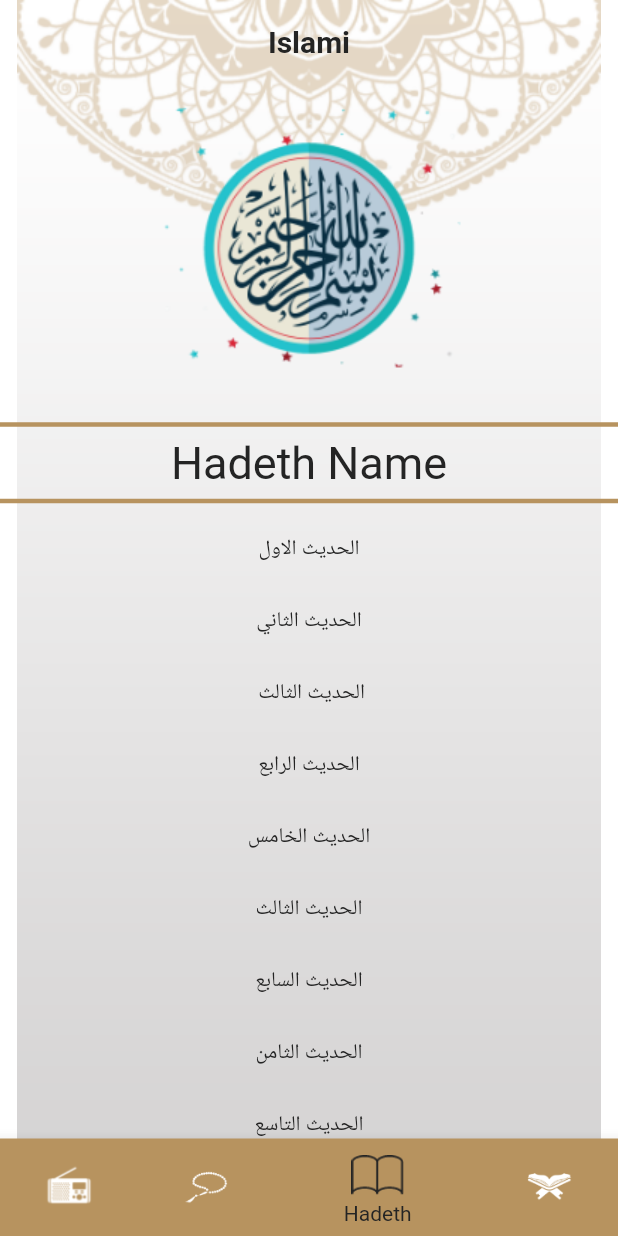
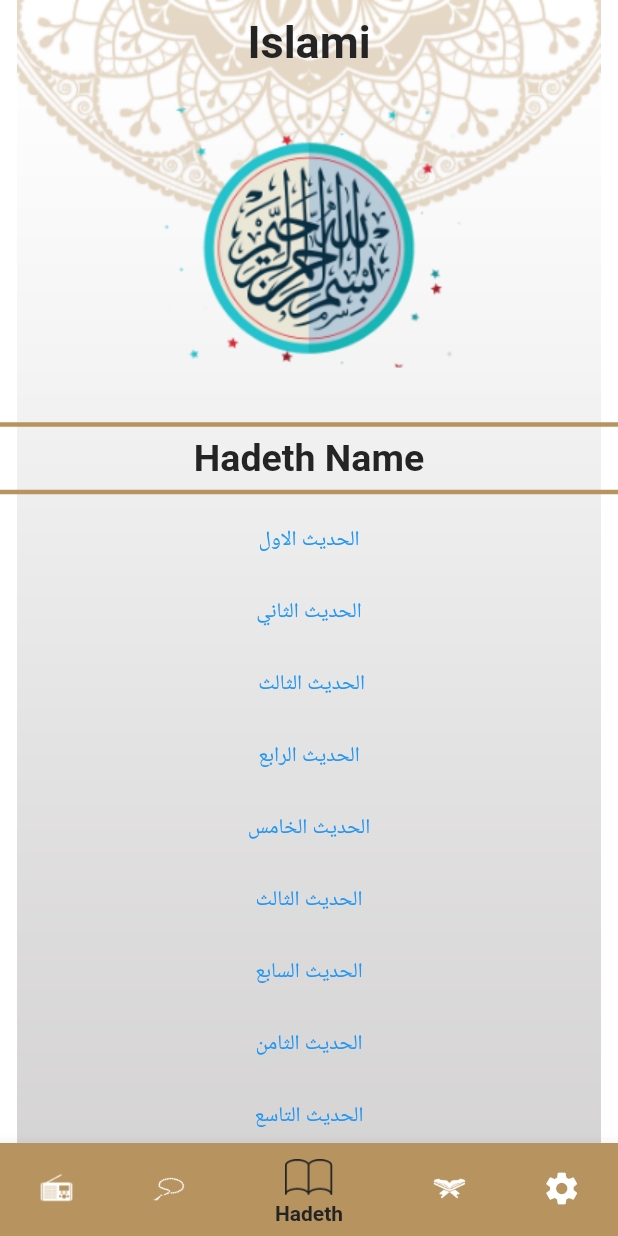
Before and after one commit to Youssef10Elbakry/main.dart, a Flutter app: the screen it shows after launch, item 3 of the bottom bar chosen, on a phone screen of 412 x 824 dp. Run offline on Flutter 3.47's test engine with Material 2 defaults, Android fonts, the phone set to English and light mode, and no system bars; generated files the repository leaves out were written again.

Commit message:
Theme Mode and localization done

```diff
--- /dev/null
+++ b/l10n.yaml
@@ -0,0 +1,3 @@
+arb-dir: lib/l10n
+template-arb-file: app_en.arb
+output-localization-file: app_localizations.dart
--- a/lib/main.dart
+++ b/lib/main.dart
@@ -1,23 +1,47 @@
 import 'package:flutter/material.dart';
+import 'package:islami_app/provider/settings_provider.dart';
 import 'package:islami_app/ui/screens/content%20screen/quran_or_hadeth_screen.dart';
 import 'package:islami_app/ui/screens/home screen/home_screen.dart';
+import 'package:flutter_localizations/flutter_localizations.dart';
+import 'package:flutter_gen/gen_l10n/app_localizations.dart';
+import 'package:islami_app/ui/utilities/app_theme.dart';
+import 'package:provider/provider.dart';
 
 void main() {
-  runApp(const MyApp());
+  runApp(ChangeNotifierProvider(
+      create: (_)=> SettingsProvider(),
+      child: MyApp()
+  )
+  );
 }
 
 class MyApp extends StatelessWidget {
-  const MyApp({super.key});
-
+  late SettingsProvider provider;
   @override
-  Widget build(BuildContext context) {
+  Widget build(BuildContext context){
+    provider = Provider.of(context);
     return MaterialApp(
+      localizationsDelegates: const [
+        GlobalMaterialLocalizations.delegate,
+        GlobalWidgetsLocalizations.delegate,
+        GlobalCupertinoLocalizations.delegate,
+        AppLocalizations.delegate
+      ],
+      supportedLocales: const [
+        Locale('en'),
+        Locale('ar'),
+      ],
+      themeMode: provider.currentTheme,
+      theme: AppTheme.lightTheme,
+      darkTheme: AppTheme.darkTheme,
+      locale: provider.currentLocale,
       routes: {
         HomeScreen.routeName: (_)=> HomeScreen(),
-        QuranOrHadethScreen.routeName: (_)=> QuranOrHadethScreen()
+        QuranOrHadethScreen.routeName: (_)=> const QuranOrHadethScreen()
       },
       initialRoute: HomeScreen.routeName,
     );
   }
 
+
 }
--- /dev/null
+++ b/lib/provider/settings_provider.dart
@@ -0,0 +1,23 @@
+
+import 'package:flutter/material.dart';
+
+
+class SettingsProvider extends ChangeNotifier{
+  Locale currentLocale= const Locale('en');
+  ThemeMode currentTheme = ThemeMode.light;
+
+  bool isDark ()=> currentTheme == ThemeMode.dark;
+
+  bool isArabic ()=> currentLocale == const Locale('ar');
+  setCurrentLocale(Locale loc){
+    currentLocale = loc;
+    notifyListeners();
+  }
+
+  setCurrentMode(ThemeMode theme){
+    currentTheme = theme;
+    notifyListeners();
+  }
+
+
+}
--- a/lib/ui/screens/home screen/tabs/hadeth_tab.dart
+++ b/lib/ui/screens/home screen/tabs/hadeth_tab.dart
@@ -1,6 +1,6 @@
 import 'package:flutter/cupertino.dart';
 import 'package:flutter/material.dart';
-
+import 'package:flutter_gen/gen_l10n/app_localizations.dart';
 import '../../../info class/quran_or_hadeth_data.dart';
 import '../../../utilities/app_colors.dart';
 import '../../../utilities/app_constants.dart';
@@ -15,7 +15,7 @@ class HadethTab extends StatelessWidget {
       children: [
         Center(child: Image.asset(AppImages.logoHadeth)),
         const Divider(thickness: 3, color: AppColors.primary,),
-        const Text("Hadeth Name", style: TextStyle(color: AppColors.accent, fontSize: 30)),
+        Text(AppLocalizations.of(context)!.hadethName),
         const Divider(thickness: 3, color: AppColors.primary,),
         Expanded(
           child: ListView.builder(
@@ -26,7 +26,7 @@ class HadethTab extends StatelessWidget {
                   Navigator.pushNamed(context, QuranOrHadethScreen.routeName,
                       arguments: QuranOrHadethDataToShow(fileName: "h${index+1}", quranOrHadethname: hadethNamesInCorrectOrder[index], isQuran: false));
                 },
-                    child: Text(hadethNamesInCorrectOrder[index], style: const TextStyle(color: AppColors.accent),)
+                    child: Text(hadethNamesInCorrectOrder[index])
                 );
               }
           ),
--- a/lib/ui/screens/home screen/tabs/quran_tab.dart
+++ b/lib/ui/screens/home screen/tabs/quran_tab.dart
@@ -5,6 +5,7 @@ import 'package:islami_app/ui/screens/content%20screen/quran_or_hadeth_screen.da
 import '/ui/utilities/app_images.dart';
 import '/ui/utilities/app_colors.dart';
 import '/ui/utilities/app_constants.dart';
+import 'package:flutter_gen/gen_l10n/app_localizations.dart';
 class QuranTab extends StatelessWidget{
   const QuranTab({super.key});
   @override
@@ -13,7 +14,7 @@ class QuranTab extends StatelessWidget{
       children: [
         Center(child: Image.asset(AppImages.quranScreenLogo)),
         const Divider(thickness: 3, color: AppColors.primary,),
-        const Text("Surah Name", style: TextStyle(color: AppColors.accent, fontSize: 30)),
+        Text(AppLocalizations.of(context)!.surahName),
         const Divider(thickness: 3, color: AppColors.primary,),
         Expanded(
           child: ListView.builder(
@@ -24,7 +25,7 @@ class QuranTab extends StatelessWidget{
                   Navigator.pushNamed(context, QuranOrHadethScreen.routeName,
                       arguments: QuranOrHadethDataToShow(fileName: "${index+1}", quranOrHadethname: AppConstants.surahNames[index], isQuran: true));
                 },
-                    child: Text(AppConstants.surahNames[index], style: const TextStyle(color: AppColors.accent),)
+                    child: Text(AppConstants.surahNames[index])
                 );
               }
           ),
--- a/lib/ui/utilities/app_colors.dart
+++ b/lib/ui/utilities/app_colors.dart
@@ -4,5 +4,7 @@ abstract class AppColors{
   static const Color accent = Color(0xff242424);
   static const Color white = Colors.white;
   static const Color transparent = Colors.transparent;
+  static const Color primaryDark = Color(0xff141A2E);
+  static const Color accentDark = Color(0xffFACC1D);
 
 }
--- /dev/null
+++ b/lib/ui/utilities/app_theme.dart
@@ -0,0 +1,66 @@
+import 'package:flutter/cupertino.dart';
+import 'package:flutter/material.dart';
+
+import 'app_colors.dart';
+
+abstract class AppTheme{
+  static const TextStyle appBarTitleTextStyle = TextStyle(fontSize: 30, fontWeight: FontWeight.bold,
+      color: AppColors.accent);
+  static const TextStyle quranTabTitleTextStyle = TextStyle(fontSize: 25, fontWeight: FontWeight.w600,
+      color: AppColors.accent);
+  static const TextStyle settingsTabTitle = TextStyle(fontSize: 25, fontWeight: FontWeight.w600,
+      color: AppColors.accent);
+  static const TextStyle settingsOptionTitle = TextStyle(fontSize: 22, fontWeight: FontWeight.normal,
+      color: AppColors.accent);
+
+  static ThemeData lightTheme = ThemeData(
+      scaffoldBackgroundColor: AppColors.transparent,
+      primaryColor: AppColors.primary,
+      dividerTheme: const DividerThemeData(
+        thickness: 3,
+        color: AppColors.primary,
+      ),
+      appBarTheme: const AppBarTheme(
+          centerTitle: true,
+          backgroundColor: AppColors.transparent,
+          elevation: 0,
+          titleTextStyle: appBarTitleTextStyle
+      ),
+      bottomNavigationBarTheme: const BottomNavigationBarThemeData(
+          selectedItemColor: AppColors.accent,
+          selectedIconTheme: IconThemeData(size: 32),
+          unselectedIconTheme: IconThemeData(size: 26)
+      ),
+      textTheme: const TextTheme(
+          bodySmall: settingsOptionTitle,
+          bodyMedium: settingsTabTitle,
+          displayMedium: quranTabTitleTextStyle
+      )
+  );
+
+  static ThemeData darkTheme = ThemeData(
+      scaffoldBackgroundColor: AppColors.transparent,
+      primaryColor: AppColors.primaryDark,
+      dividerTheme: const DividerThemeData(
+        thickness: 3,
+        color: AppColors.accentDark,
+      ),
+      appBarTheme:  AppBarTheme(
+          centerTitle: true,
+          backgroundColor: AppColors.transparent,
+          elevation: 0,
+          titleTextStyle: appBarTitleTextStyle.copyWith(color: AppColors.white)
+      ),
+      bottomNavigationBarTheme: const BottomNavigationBarThemeData(
+          selectedItemColor: AppColors.accentDark,
+          selectedIconTheme: IconThemeData(size: 32),
+          unselectedIconTheme: IconThemeData(size: 26)
+      ),
+      textTheme: TextTheme(
+          bodySmall: settingsOptionTitle.copyWith(color: AppColors.white),
+          bodyMedium: settingsTabTitle.copyWith(color: AppColors.white),
+          displayMedium: quranTabTitleTextStyle.copyWith(color: AppColors.white)
+      )
+  );
+
+}
--- a/pubspec.yaml
+++ b/pubspec.yaml
@@ -31,10 +31,14 @@ dependencies:
   flutter:
     sdk: flutter
   flutter_native_splash: ^2.3.2
+  provider: ^6.0.5
 
   # The following adds the Cupertino Icons font to your application.
   # Use with the CupertinoIcons class for iOS style icons.
   cupertino_icons: ^1.0.2
+  flutter_localizations:
+    sdk: flutter
+  intl: any
 
 dev_dependencies:
   flutter_test:
@@ -52,7 +56,7 @@ dev_dependencies:
 
 # The following section is specific to Flutter packages.
 flutter:
-
+  generate: true
   # The following line ensures that the Material Icons font is
   # included with your application, so that you can use the icons in
   # the material Icons class.
```
Also changed, not shown: lib/l10n/app_ar.arb (added, +12 -0 lines), lib/l10n/app_en.arb (added, +12 -0 lines), lib/ui/screens/content screen/quran_or_hadeth_screen.dart (+7 -5 lines), lib/ui/screens/home screen/home_screen.dart (+21 -14 lines), lib/ui/screens/home screen/tabs/settings_tab.dart (added, +67 -0 lines), pubspec.lock.
